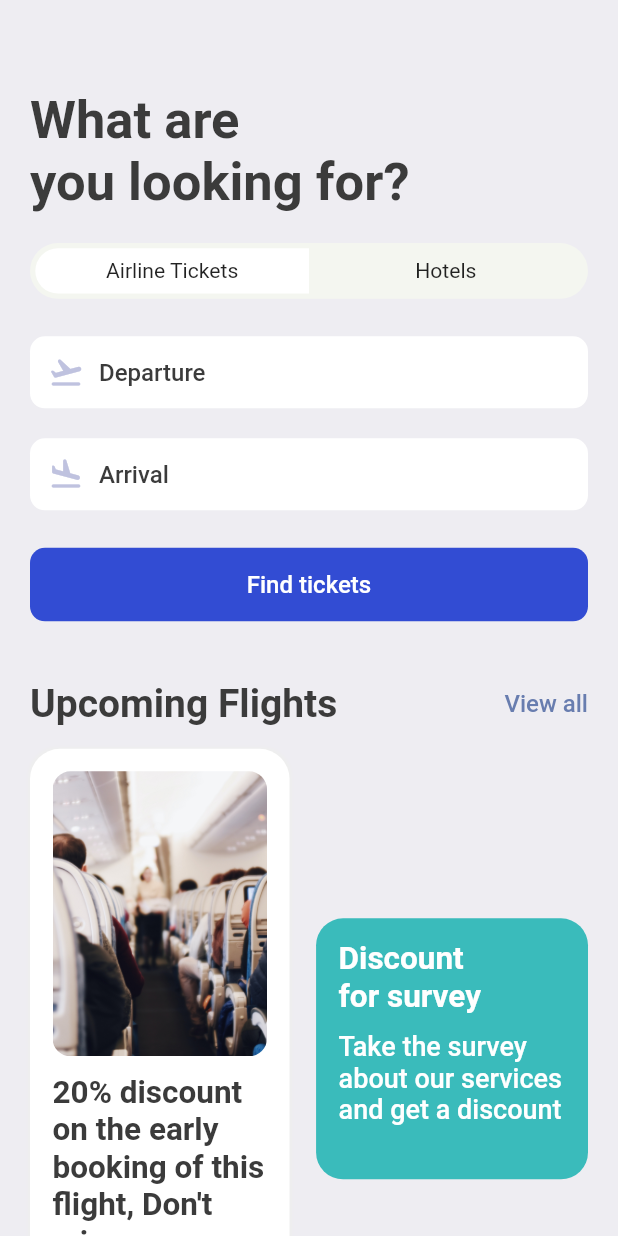
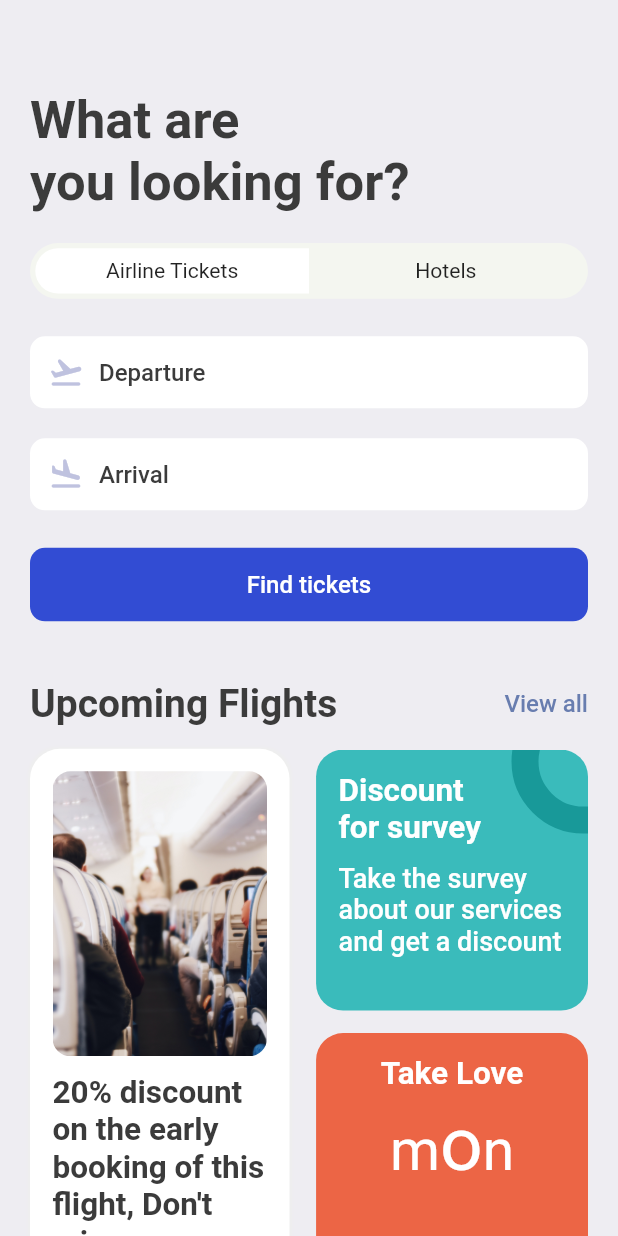
Before and after one commit to Moyinoluwa3/FlutterUiDesign, a Flutter app: the SearchScreen screen opened directly, on a phone screen of 412 x 824 dp. Run offline on Flutter 3.47's test engine with Material 2 defaults, Android fonts, the light colour scheme and no system bars; our stand-ins replace fluentui_icons, gap, get.

Commit message:
new designs

```diff
--- a/lib/screens/search_screen.dart
+++ b/lib/screens/search_screen.dart
@@ -127,6 +127,8 @@ class SearchScreen extends StatelessWidget {
                 ),
                 Column(
                   children: [
+                    Stack(
+                      children: [
                         Container(
                           width: size.width * 0.44,
                           height: AppLayout.getHeight(174),
@@ -135,8 +137,8 @@ class SearchScreen extends StatelessWidget {
                               horizontal: AppLayout.getHeight(15)),
                           decoration: BoxDecoration(
                               color: const Color(0xFF3ABBBB),
-                          borderRadius:
-                              BorderRadius.circular(AppLayout.getHeight(18))),
+                              borderRadius: BorderRadius.circular(
+                                  AppLayout.getHeight(18))),
                           child: Column(
                             crossAxisAlignment: CrossAxisAlignment.start,
                             children: [
@@ -156,6 +158,50 @@ class SearchScreen extends StatelessWidget {
                               )
                             ],
                           ),
+                        ),
+                        Positioned(
+                            right: -45,
+                            top: -40,
+                            child: Container(
+                              padding: EdgeInsets.all(AppLayout.getHeight(30)),
+                              decoration: BoxDecoration(
+                                  shape: BoxShape.circle,
+                                  border: Border.all(
+                                      width: 18,
+                                      color: const Color(0xFF189999)),
+                                  color: Colors.transparent),
+                            ))
+                      ],
+                    ),
+                    Gap(AppLayout.getHeight(15)),
+                    Container(
+                      width: size.width * 0.44,
+                      height: AppLayout.getHeight(210),
+                      padding: EdgeInsets.symmetric(
+                          vertical: AppLayout.getHeight(15),
+                          horizontal: AppLayout.getHeight(15)),
+                      decoration: BoxDecoration(
+                          borderRadius:
+                              BorderRadius.circular(AppLayout.getHeight(18)),
+                          color: const Color(0xFFEC6545)),
+                      child: Column(
+                        children: [
+                          Text(
+                            "Take Love",
+                            style: Styles.headLineStyle2.copyWith(
+                                color: Colors.white,
+                                fontWeight: FontWeight.bold),
+                            textAlign: TextAlign.center,
+                          ),
+                          Gap(AppLayout.getHeight(5)),
+                          RichText(
+                              text: const TextSpan(children: [
+                            TextSpan(text: 'm', style: TextStyle(fontSize: 38)),
+                            TextSpan(text: 'o', style: TextStyle(fontSize: 50)),
+                            TextSpan(text: 'n', style: TextStyle(fontSize: 38)),
+                          ]))
+                        ],
+                      ),
                     )
                   ],
                 )
```
Lines whose indentation alone changed are shown as unchanged.
